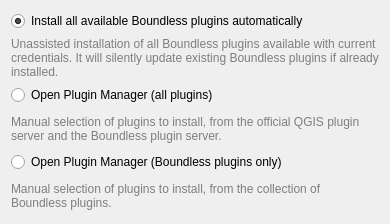
The window that boundlessconnect/ui/pluginspagebase.ui (elpaso/qgis-connect-plugin) describes before a commit, drawn with Qt 5.
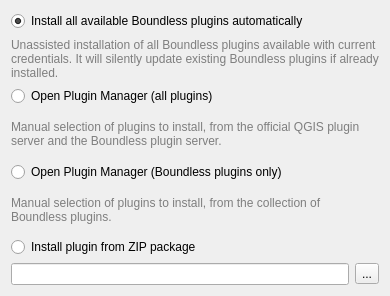
The same window after the commit.

Commit message: add "Install from ZIP" to the wizard

The edit to the form file:
```diff
--- a/boundlessconnect/ui/pluginspagebase.ui
+++ b/boundlessconnect/ui/pluginspagebase.ui
@@ -7,7 +7,7 @@
     <x>0</x>
     <y>0</y>
     <width>390</width>
-    <height>223</height>
+    <height>296</height>
    </rect>
   </property>
   <property name="windowTitle">
@@ -20,7 +20,39 @@
    <string>Choose the way to install Boundless plugins</string>
   </property>
   <layout class="QGridLayout" name="gridLayout">
-   <item row="3" column="0">
+   <item row="0" column="0">
+    <widget class="QRadioButton" name="rbAutoInstall">
+     <property name="text">
+      <string>Install all available Boundless plugins automatically</string>
+     </property>
+     <property name="checked">
+      <bool>true</bool>
+     </property>
+    </widget>
+   </item>
+   <item row="1" column="0">
+    <widget class="QLabel" name="label_5">
+     <property name="sizePolicy">
+      <sizepolicy hsizetype="MinimumExpanding" vsizetype="MinimumExpanding">
+       <horstretch>0</horstretch>
+       <verstretch>0</verstretch>
+      </sizepolicy>
+     </property>
+     <property name="styleSheet">
+      <string notr="true">color: rgb(126, 126, 126);</string>
+     </property>
+     <property name="text">
+      <string>Unassisted installation of all Boundless plugins available with current credentials. It will silently update existing Boundless plugins if already installed.</string>
+     </property>
+     <property name="wordWrap">
+      <bool>true</bool>
+     </property>
+     <property name="margin">
+      <number>0</number>
+     </property>
+    </widget>
+   </item>
+   <item row="2" column="0">
     <widget class="QRadioButton" name="rbManualInstallAll">
      <property name="text">
       <string>Open Plugin Manager (all plugins)</string>
@@ -30,7 +62,7 @@
      </property>
     </widget>
    </item>
-   <item row="4" column="0">
+   <item row="3" column="0">
     <widget class="QLabel" name="label_4">
      <property name="sizePolicy">
       <sizepolicy hsizetype="MinimumExpanding" vsizetype="MinimumExpanding">
@@ -52,29 +84,7 @@
      </property>
     </widget>
    </item>
-   <item row="6" column="0">
-    <widget class="QLabel" name="label_3">
-     <property name="sizePolicy">
-      <sizepolicy hsizetype="MinimumExpanding" vsizetype="MinimumExpanding">
-       <horstretch>0</horstretch>
-       <verstretch>0</verstretch>
-      </sizepolicy>
-     </property>
-     <property name="styleSheet">
-      <string notr="true">color: rgb(126, 126, 126);</string>
-     </property>
-     <property name="text">
-      <string>Manual selection of plugins to install, from the collection of Boundless plugins.</string>
-     </property>
-     <property name="wordWrap">
-      <bool>true</bool>
-     </property>
-     <property name="margin">
-      <number>0</number>
-     </property>
-    </widget>
-   </item>
-   <item row="5" column="0">
+   <item row="4" column="0">
     <widget class="QRadioButton" name="rbManualInstallBoundless">
      <property name="text">
       <string>Open Plugin Manager (Boundless plugins only)</string>
@@ -84,18 +94,8 @@
      </property>
     </widget>
    </item>
-   <item row="0" column="0">
-    <widget class="QRadioButton" name="rbAutoInstall">
-     <property name="text">
-      <string>Install all available Boundless plugins automatically</string>
-     </property>
-     <property name="checked">
-      <bool>true</bool>
-     </property>
-    </widget>
-   </item>
-   <item row="2" column="0">
-    <widget class="QLabel" name="label_5">
+   <item row="5" column="0">
+    <widget class="QLabel" name="label_3">
      <property name="sizePolicy">
       <sizepolicy hsizetype="MinimumExpanding" vsizetype="MinimumExpanding">
        <horstretch>0</horstretch>
@@ -106,7 +106,7 @@
       <string notr="true">color: rgb(126, 126, 126);</string>
      </property>
      <property name="text">
-      <string>Unassisted installation of all Boundless plugins available with current credentials. It will silently update existing Boundless plugins if already installed.</string>
+      <string>Manual selection of plugins to install, from the collection of Boundless plugins.</string>
      </property>
      <property name="wordWrap">
       <bool>true</bool>
@@ -116,6 +116,27 @@
      </property>
     </widget>
    </item>
+   <item row="6" column="0">
+    <widget class="QRadioButton" name="rbInstallFromZip">
+     <property name="text">
+      <string>Install plugin from ZIP package</string>
+     </property>
+    </widget>
+   </item>
+   <item row="7" column="0">
+    <layout class="QHBoxLayout" name="horizontalLayout">
+     <item>
+      <widget class="QLineEdit" name="leFileName"/>
+     </item>
+     <item>
+      <widget class="QToolButton" name="btnBrowse">
+       <property name="text">
+        <string>...</string>
+       </property>
+      </widget>
+     </item>
+    </layout>
+   </item>
   </layout>
  </widget>
  <resources/>
```
The commit also changes 2 other files.
